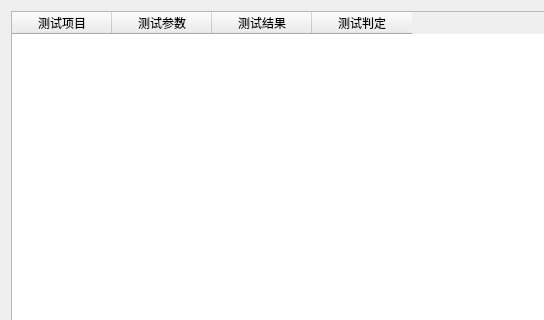
First picture: the form in WinTest.ui, repository bloglink/aip-tester, before the edit; both pictures show x 0 to 544 and y 0 to 320 of the 800 by 662 pixel window.
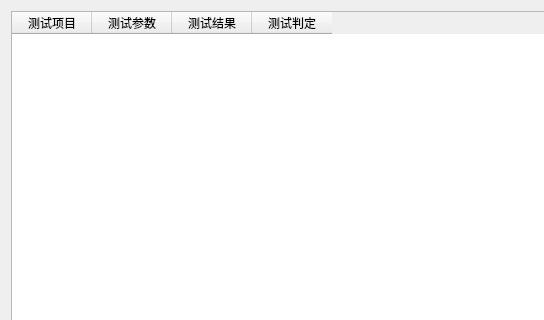
Second picture: the form after the edit. Icons and pictures are not drawn.

Diff of the .ui file:
```diff
--- a/WinTest.ui
+++ b/WinTest.ui
@@ -61,6 +61,9 @@
         <property name="columnCount">
          <number>4</number>
         </property>
+        <attribute name="horizontalHeaderDefaultSectionSize">
+         <number>80</number>
+        </attribute>
         <attribute name="horizontalHeaderHighlightSections">
          <bool>false</bool>
         </attribute>
```
